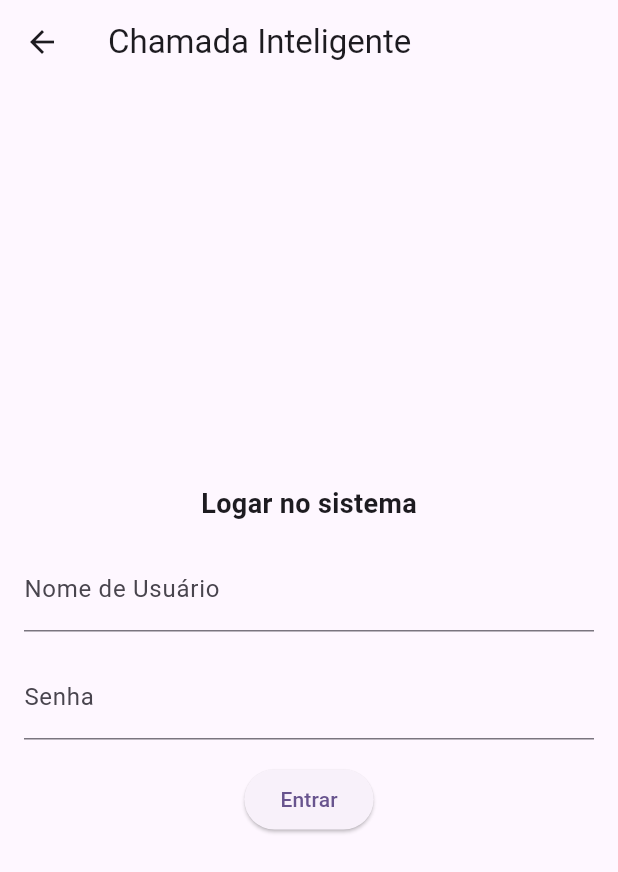
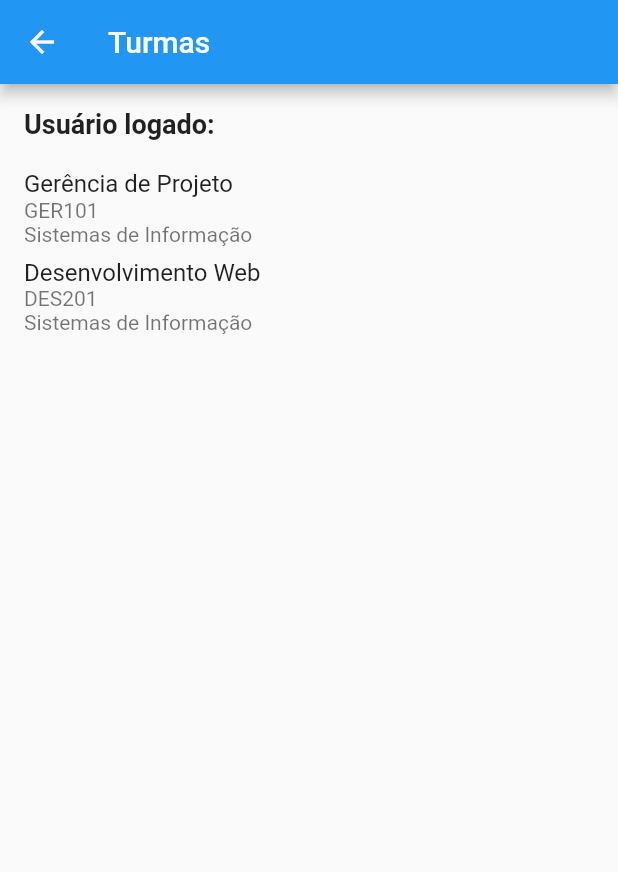
Before and after one commit to heronlancellot/ChamadaInteligente, a Flutter app: the LoginPage screen opened directly, after a tap on "Entrar", on a phone screen of 412 x 824 dp. Shown: the top 872 px of the screen. Run offline on Flutter 3.47's test engine with Material 2 defaults, Android fonts, the phone set to English and light mode, and no system bars.

Commit message:
create initial professor page

```diff
--- /dev/null
+++ b/lib/models/turma.dart
@@ -0,0 +1,11 @@
+class Turma {
+  final String disciplina;
+  final String codigoDisciplina;
+  final String curso;
+
+  Turma({
+    required this.disciplina,
+    required this.codigoDisciplina,
+    required this.curso,
+  });
+}
--- a/lib/pages/login.dart
+++ b/lib/pages/login.dart
@@ -1,3 +1,4 @@
+import 'package:chamadainteligente/pages/professor.dart';
 import 'package:flutter/material.dart';
 
 class LoginPage extends StatelessWidget {
@@ -39,15 +40,13 @@ class LoginPage extends StatelessWidget {
               SizedBox(height: 16.0),
               ElevatedButton(
                 onPressed: () {
-                  /*
                   String nomeUsuario = nomeUsuarioController.text;
-                  // Navegar para a tela do professor, passando o nome de usuário como parâmetro
+                  // Navegar para a tela do professor, passando o nome de usuário
                   Navigator.of(context).push(
                     MaterialPageRoute(
-                      builder: (context) => TelaProfessor(nomeUsuario: nomeUsuario),
+                      builder: (context) => ProfessorPage(nomeUsuario: nomeUsuario),
                     ),
                   );
-                  */
                 },
                 child: Text('Entrar'),
               ),
--- /dev/null
+++ b/lib/pages/professor.dart
@@ -0,0 +1,67 @@
+import 'package:flutter/material.dart';
+
+import '../models/turma.dart';
+
+class ProfessorPage extends StatelessWidget {
+  final String nomeUsuario;
+  final List<Turma> turmas = [
+    Turma(
+      disciplina: 'Gerência de Projeto',
+      codigoDisciplina: 'GER101',
+      curso: 'Sistemas de Informação',
+    ),
+    Turma(
+      disciplina: 'Desenvolvimento Web',
+      codigoDisciplina: 'DES201',
+      curso: 'Sistemas de Informação',
+    ),
+  ];
+
+  ProfessorPage({required this.nomeUsuario});
+
+  @override
+  Widget build(BuildContext context) {
+    return Scaffold(
+      appBar: AppBar(
+        title: Text('Turmas'),
+      ),
+      body: Column(
+        crossAxisAlignment: CrossAxisAlignment.start,
+        children: <Widget>[
+          Padding(
+            padding: const EdgeInsets.all(16.0),
+            child: Text(
+              'Usuário logado: $nomeUsuario',
+              style: TextStyle(
+                fontSize: 18.0,
+                fontWeight: FontWeight.bold,
+              ),
+            ),
+          ),
+          Expanded(
+            child: ListView.builder(
+              itemCount: turmas.length,
+              itemBuilder: (context, index) {
+                Turma turma = turmas[index];
+
+                return ListTile(
+                  title: Text(turma.disciplina),
+                  subtitle: Column(
+                    crossAxisAlignment: CrossAxisAlignment.start,
+                    children: <Widget>[
+                      Text(turma.codigoDisciplina),
+                      Text(turma.curso),
+                    ],
+                  ),
+                  onTap: () {
+                    //
+                  },
+                );
+              },
+            ),
+          ),
+        ],
+      ),
+    );
+  }
+}
```
Also changed, not shown: lib/main.dart (+3 -113 lines).
